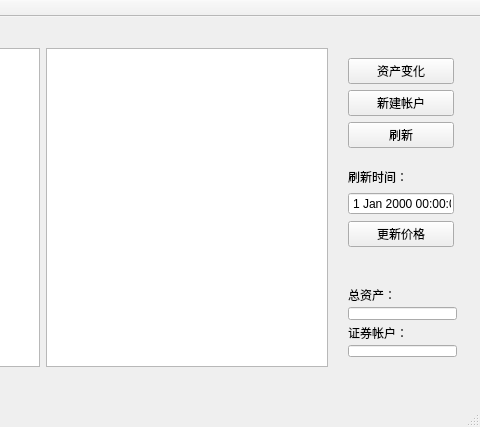
Qt form myFinanceMainWindow.ui (Imrono/myFinance) before a commit; both pictures show x 393 to 873 and y 0 to 427 of the 873 by 427 pixel window.
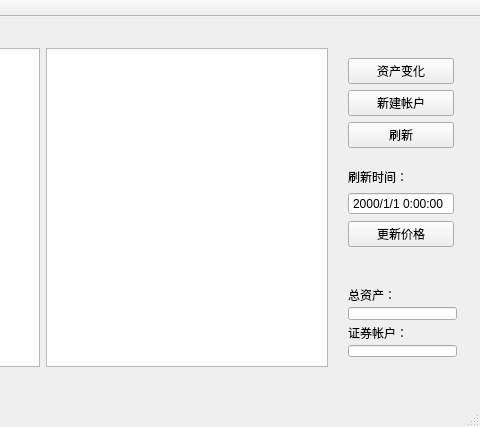
The same form after that commit.

```diff
--- a/myFinanceMainWindow.ui
+++ b/myFinanceMainWindow.ui
@@ -124,6 +124,9 @@
          <property name="showGroupSeparator" stdset="0">
           <bool>false</bool>
          </property>
+         <property name="displayFormat">
+          <string>yyyy/M/d H:mm:ss</string>
+         </property>
         </widget>
        </item>
       </layout>
```
